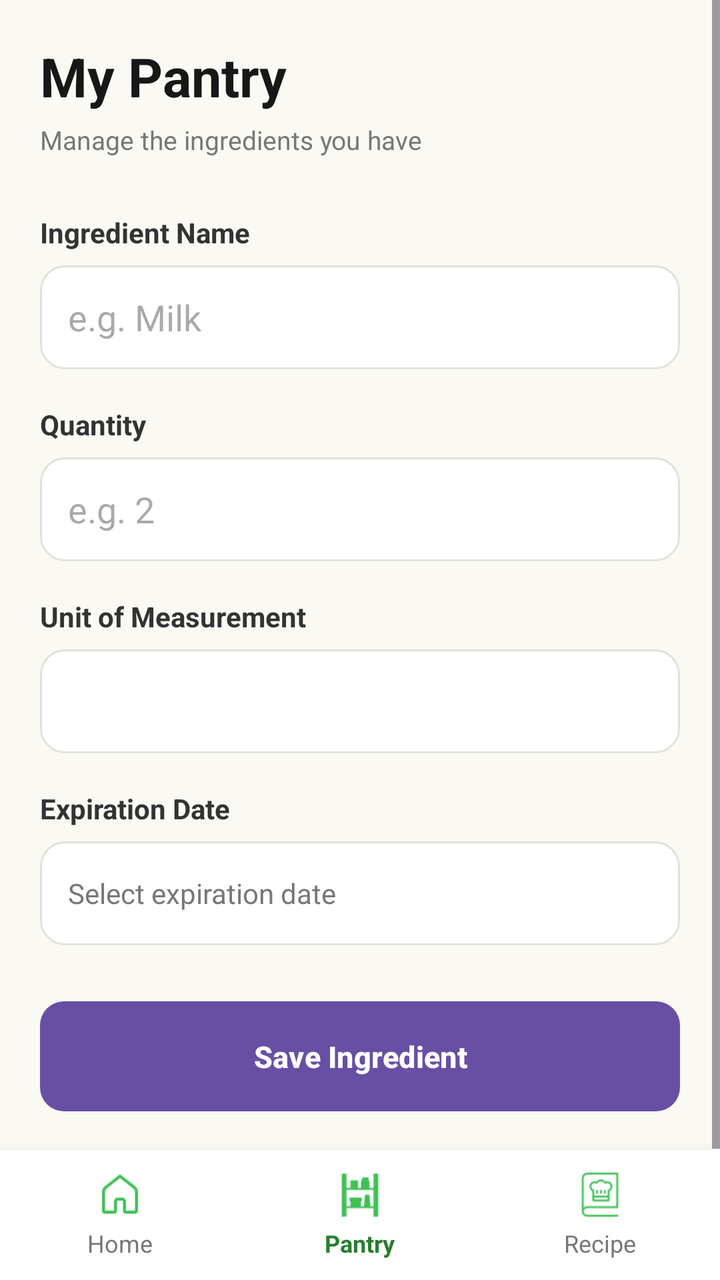
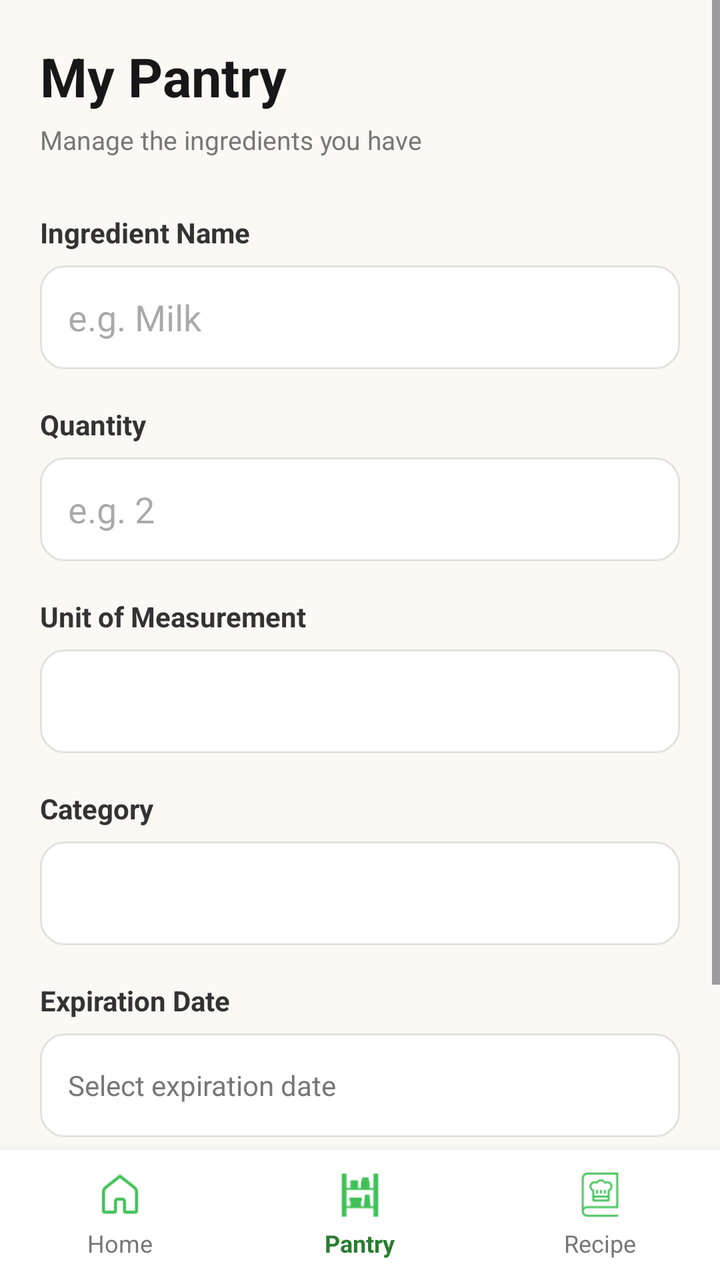

Compare the two renders of this Android layout. The source of the first and the diff that turns it into the second are given below.
<!-- AndroidManifest.xml: application theme Theme.SRPF -->
<!-- res/layout/activity_add_ingredient.xml -->
<?xml version="1.0" encoding="utf-8"?>
<LinearLayout
    xmlns:android="http://schemas.android.com/apk/res/android"
    android:layout_width="match_parent"
    android:layout_height="match_parent"
    android:orientation="vertical"
    android:background="#FAF9F4">

    <ScrollView
        android:layout_width="match_parent"
        android:layout_height="0dp"
        android:layout_weight="1"
        android:fillViewport="true">

        <LinearLayout
            android:layout_width="match_parent"
            android:layout_height="wrap_content"
            android:orientation="vertical"
            android:padding="20dp">

            

            <TextView
                android:layout_width="wrap_content"
                android:layout_height="wrap_content"
                android:text="My Pantry"
                android:textColor="#171717"
                android:textSize="27sp"
                android:textStyle="bold" />

            <TextView
                android:layout_width="wrap_content"
                android:layout_height="wrap_content"
                android:text="Manage the ingredients you have"
                android:textColor="#777777"
                android:textSize="13sp"
                android:layout_marginTop="5dp"
                android:layout_marginBottom="28dp" />

            

            <TextView
                android:layout_width="wrap_content"
                android:layout_height="wrap_content"
                android:text="Ingredient Name"
                android:textColor="#333333"
                android:textSize="14sp"
                android:textStyle="bold"
                android:layout_marginBottom="7dp" />

            <EditText
                android:id="@+id/etIngredientName"
                android:layout_width="match_parent"
                android:layout_height="52dp"
                android:inputType="text"
                android:hint="e.g. Milk"
                android:padding="14dp"
                android:singleLine="true"
                android:background="@drawable/bg_input" />

            

            <TextView
                android:layout_width="wrap_content"
                android:layout_height="wrap_content"
                android:text="Quantity"
                android:textColor="#333333"
                android:textSize="14sp"
                android:textStyle="bold"
                android:layout_marginTop="18dp"
                android:layout_marginBottom="7dp" />

            <EditText
                android:id="@+id/etQuantity"
                android:layout_width="match_parent"
                android:layout_height="52dp"
                android:hint="e.g. 2"
                android:inputType="numberDecimal"
                android:padding="14dp"
                android:singleLine="true"
                android:background="@drawable/bg_input" />

            

            <TextView
                android:layout_width="wrap_content"
                android:layout_height="wrap_content"
                android:text="Unit of Measurement"
                android:textColor="#333333"
                android:textSize="14sp"
                android:textStyle="bold"
                android:layout_marginTop="18dp"
                android:layout_marginBottom="7dp" />

            <Spinner
                android:id="@+id/spinnerUnit"
                android:layout_width="match_parent"
                android:layout_height="52dp"
                android:background="@drawable/bg_input" />

            

            <TextView
                android:layout_width="wrap_content"
                android:layout_height="wrap_content"
                android:text="Expiration Date"
                android:textColor="#333333"
                android:textSize="14sp"
                android:textStyle="bold"
                android:layout_marginTop="18dp"
                android:layout_marginBottom="7dp" />

            <TextView
                android:id="@+id/tvExpiryDate"
                android:layout_width="match_parent"
                android:layout_height="52dp"
                android:gravity="center_vertical"
                android:paddingStart="14dp"
                android:paddingEnd="14dp"
                android:text="Select expiration date"
                android:textColor="#777777"
                android:textSize="14sp"
                android:background="@drawable/bg_input"
                android:clickable="true"
                android:focusable="true" />

            

            <Button
                android:id="@+id/btnSaveIngredient"
                android:layout_width="match_parent"
                android:layout_height="55dp"
                android:layout_marginTop="28dp"
                android:text="Save Ingredient"
                android:textColor="#FFFFFF"
                android:textSize="15sp"
                android:textStyle="bold"
                android:textAllCaps="false"
                android:background="@drawable/bg_button" />

        </LinearLayout>

    </ScrollView>

    

    <LinearLayout
        android:layout_width="match_parent"
        android:layout_height="65dp"
        android:orientation="horizontal"
        android:gravity="center"
        android:background="#FFFFFF"
        android:elevation="8dp">

        

        <LinearLayout
            android:id="@+id/navHomeContainer"
            android:layout_width="0dp"
            android:layout_height="match_parent"
            android:layout_weight="1"
            android:orientation="vertical"
            android:gravity="center"
            android:clickable="true"
            android:focusable="true">

            <ImageView
                android:id="@+id/navHomeIcon"
                android:layout_width="24dp"
                android:layout_height="24dp"
                android:layout_marginBottom="4dp"
                android:src="@drawable/unfocus_home"
                android:contentDescription="Home" />

            <TextView
                android:id="@+id/navHomeText"
                android:layout_width="wrap_content"
                android:layout_height="wrap_content"
                android:text="Home"
                android:textColor="#777777"
                android:textSize="12sp" />

        </LinearLayout>

        

        <LinearLayout
            android:id="@+id/navPantryContainer"
            android:layout_width="0dp"
            android:layout_height="match_parent"
            android:layout_weight="1"
            android:orientation="vertical"
            android:gravity="center"
            android:clickable="true"
            android:focusable="true">

            <ImageView
                android:id="@+id/navPantryIcon"
                android:layout_width="24dp"
                android:layout_height="24dp"
                android:layout_marginBottom="4dp"
                android:src="@drawable/focus_pantry"
                android:contentDescription="Pantry" />

            <TextView
                android:id="@+id/navPantryText"
                android:layout_width="wrap_content"
                android:layout_height="wrap_content"
                android:text="Pantry"
                android:textColor="#287D2F"
                android:textSize="12sp"
                android:textStyle="bold" />

        </LinearLayout>

        

        <LinearLayout
            android:id="@+id/navRecipeContainer"
            android:layout_width="0dp"
            android:layout_height="match_parent"
            android:layout_weight="1"
            android:orientation="vertical"
            android:gravity="center"
            android:clickable="true"
            android:focusable="true">

            <ImageView
                android:id="@+id/navRecipeIcon"
                android:layout_width="24dp"
                android:layout_height="24dp"
                android:layout_marginBottom="4dp"
                android:src="@drawable/unfocus_recipe"
                android:contentDescription="Recipe" />

            <TextView
                android:id="@+id/navRecipeText"
                android:layout_width="wrap_content"
                android:layout_height="wrap_content"
                android:text="Recipe"
                android:textColor="#777777"
                android:textSize="12sp" />

        </LinearLayout>

    </LinearLayout>

</LinearLayout>
<!-- resources referenced by this layout -->
<resources>
  <!-- drawable bg_button (drawable) -->
  <?xml version="1.0" encoding="utf-8"?>
  <shape xmlns:android="http://schemas.android.com/apk/res/android">
  
      <solid android:color="#2E7D32" />
  
      <corners android:radius="12dp" />
  
  </shape>
  <!-- drawable bg_input (drawable) -->
  <?xml version="1.0" encoding="utf-8"?>
  <shape xmlns:android="http://schemas.android.com/apk/res/android">
  
      <solid android:color="#FFFFFF" />
  
      <corners android:radius="12dp" />
  
      <stroke
          android:width="1dp"
          android:color="#E2E2DC" />
  
      <padding
          android:left="4dp"
          android:top="4dp"
          android:right="4dp"
          android:bottom="4dp" />
  
  </shape>
  <!-- drawable focus_pantry: png bitmap (drawable, 729 bytes) -->
  <!-- drawable unfocus_home: png bitmap (drawable, 760 bytes) -->
  <!-- drawable unfocus_recipe: png bitmap (drawable, 970 bytes) -->
  <style name="Theme.SRPF" parent="Base.Theme.SRPF" />
  <style name="Base.Theme.SRPF" parent="Theme.Material3.DayNight.NoActionBar">
          
          
      </style>
</resources>

<!-- the commit's change to res/layout/activity_add_ingredient.xml (unified diff, before → after) -->
@@ -103,6 +103,24 @@
             <TextView
                 android:layout_width="wrap_content"
                 android:layout_height="wrap_content"
+                android:text="Category"
+                android:textColor="#333333"
+                android:textSize="14sp"
+                android:textStyle="bold"
+                android:layout_marginTop="18dp"
+                android:layout_marginBottom="7dp" />
+
+            <Spinner
+                android:id="@+id/spinnerCategory"
+                android:layout_width="match_parent"
+                android:layout_height="52dp"
+                android:background="@drawable/bg_input" />
+
+            
+
+            <TextView
+                android:layout_width="wrap_content"
+                android:layout_height="wrap_content"
                 android:text="Expiration Date"
                 android:textColor="#333333"
                 android:textSize="14sp"
